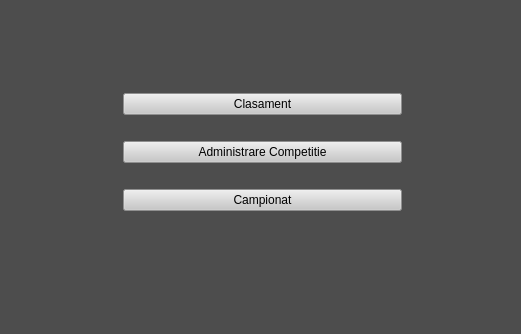
Before: the Qt Designer form DataBase-Project/DataBaseProject/mainwindow.ui in lucamadalina/DataBase-Project, drawn with Qt 5.
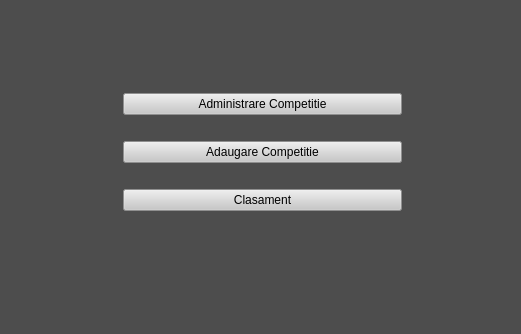
After: the same form once the commit is applied.

Commit message: Adaugare competitie

Patch:
```diff
--- a/DataBase-Project/DataBaseProject/mainwindow.ui
+++ b/DataBase-Project/DataBaseProject/mainwindow.ui
@@ -34,18 +34,6 @@
      </rect>
     </property>
     <layout class="QVBoxLayout" name="verticalLayout">
-     <item>
-      <widget class="QPushButton" name="p_Clasament">
-       <property name="styleSheet">
-        <string notr="true">
-background-color: rgb(200, 200, 200);
-font: 75 14pt &quot;Arial&quot;;</string>
-       </property>
-       <property name="text">
-        <string>Clasament</string>
-       </property>
-      </widget>
-     </item>
      <item>
       <widget class="QPushButton" name="p_AdCompetitie">
        <property name="styleSheet">
@@ -67,7 +55,19 @@
 background-color: rgb(200, 200, 200);</string>
        </property>
        <property name="text">
-        <string>Campionat</string>
+        <string>Adaugare Competitie</string>
+       </property>
+      </widget>
+     </item>
+     <item>
+      <widget class="QPushButton" name="p_Clasament">
+       <property name="styleSheet">
+        <string notr="true">
+background-color: rgb(200, 200, 200);
+font: 75 14pt &quot;Arial&quot;;</string>
+       </property>
+       <property name="text">
+        <string>Clasament</string>
        </property>
       </widget>
      </item>
```
The commit also changes 40 other files.
